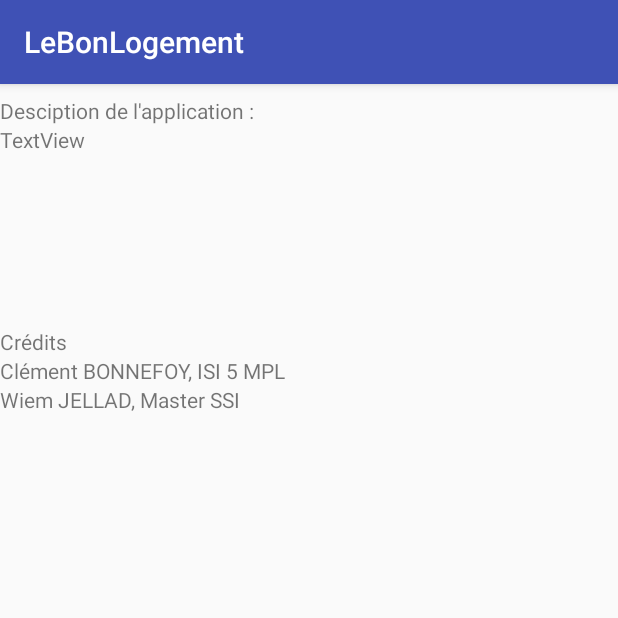
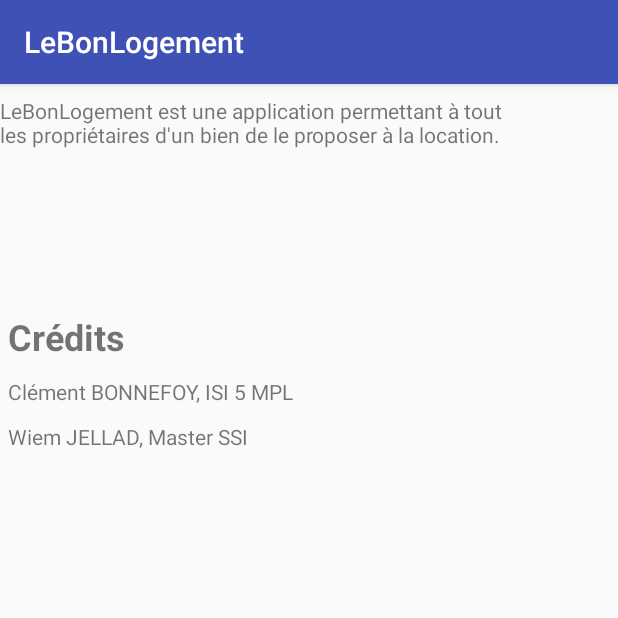
Before and after one commit to BonnefoyC/Projet_if26_android, an Android app: the Aide screen opened directly, with no data from a screen before it, on a phone screen of 412 x 824 dp, the top half of it. Run offline under Robolectric (Android 15) with nearby library versions, the phone set to English and light mode, and no system bars.

Commit message:
UPDATE : Modification interface aide.

```diff
--- a/app/src/main/res/layout/activity_aide.xml
+++ b/app/src/main/res/layout/activity_aide.xml
@@ -16,34 +16,33 @@
         android:weightSum="1">
 
         <TextView
-            android:id="@+id/textView5"
-            android:layout_width="match_parent"
-            android:layout_height="wrap_content"
-            android:text="Desciption de l'application :" />
-
-        <TextView
             android:id="@+id/textView7"
             android:layout_width="match_parent"
             android:layout_height="wrap_content"
-            android:text="TextView"
-            android:layout_weight="0.29" />
+            android:layout_weight="0.29"
+            android:text="LeBonLogement est une application permettant à tout les propriétaires d'un bien de le proposer à la location. " />
 
         <TextView
             android:id="@+id/textView14"
             android:layout_width="match_parent"
             android:layout_height="wrap_content"
-            android:text="Crédits" />
+            android:padding="5dp"
+            android:text="Crédits"
+            android:textSize="24sp"
+            android:textStyle="bold" />
 
         <TextView
             android:id="@+id/textView16"
             android:layout_width="match_parent"
             android:layout_height="wrap_content"
+            android:padding="5dp"
             android:text="Clément BONNEFOY, ISI 5 MPL" />
 
         <TextView
             android:id="@+id/textView18"
             android:layout_width="match_parent"
             android:layout_height="wrap_content"
+            android:padding="5dp"
             android:text="Wiem JELLAD, Master SSI" />
     </LinearLayout>
 </android.support.constraint.ConstraintLayout>
```
